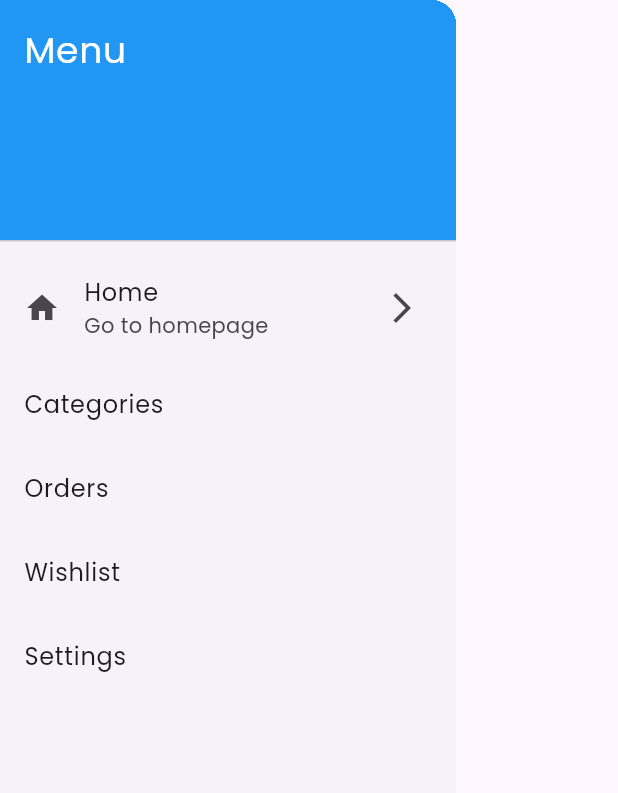
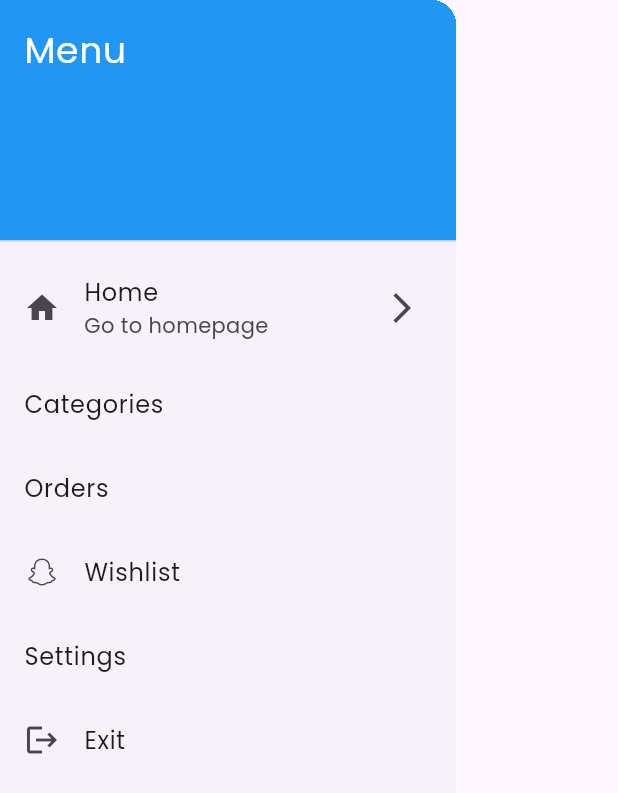
Before and after one commit to muhammadsohail07/Flutter-Learn, a Flutter app: the MyDrawerWidget widget shown alone on an empty page, opened directly, on a phone screen of 412 x 824 dp. Shown: the top 793 px of the screen. Run offline on Flutter 3.47's test engine with Material 3 defaults, Android fonts, the phone set to English and light mode, and no system bars; our stand-ins replace audioplayers, cached_network_image, google_fonts.

Commit message:
updated (snackbar added in drawer)

```diff
--- a/lib/Tasks/Widgets/drawerWidget.dart
+++ b/lib/Tasks/Widgets/drawerWidget.dart
@@ -1,11 +1,13 @@
 import 'package:flutter/material.dart';
 import 'package:flutter_series/main.dart';
+
 class MyDrawerWidget extends StatelessWidget {
   const MyDrawerWidget({super.key});
 
   @override
   Widget build(BuildContext context) {
-    return Drawer(   // <-- Scaffold nahi, seedha Drawer return karo
+    return Drawer(
+      // <-- Scaffold nahi, seedha Drawer return karo
       child: ListView(
         padding: EdgeInsets.zero,
         children: <Widget>[
@@ -22,6 +24,7 @@ class MyDrawerWidget extends StatelessWidget {
             subtitle: Text('Go to homepage'),
             trailing: Icon(Icons.arrow_forward_ios),
             onTap: () {
+              Navigator.pop(context);
               Navigator.push(
                 context,
                 MaterialPageRoute(builder: (context) => Home()),
@@ -30,8 +33,26 @@ class MyDrawerWidget extends StatelessWidget {
           ),
           ListTile(title: const Text('Categories'), onTap: () {}),
           ListTile(title: const Text('Orders'), onTap: () {}),
-          ListTile(title: const Text('Wishlist'), onTap: () {}),
+          ListTile(
+            leading: Icon(Icons.snapchat),
+            title: const Text('Wishlist'),
+            onTap: () {
+              Navigator.pop(context); // drawer close
+              ScaffoldMessenger.of(context).showSnackBar(
+                SnackBar(content: Text("Wishlist screen not ready")),
+              );
+            },
+          ),
           ListTile(title: const Text('Settings'), onTap: () {}),
+          ListTile(
+
+            title: const Text('Exit'),
+
+            leading: Icon(Icons.logout),
+            onTap: () {
+              Navigator.pop(context);
+            },
+          ),
         ],
       ),
     );
```
